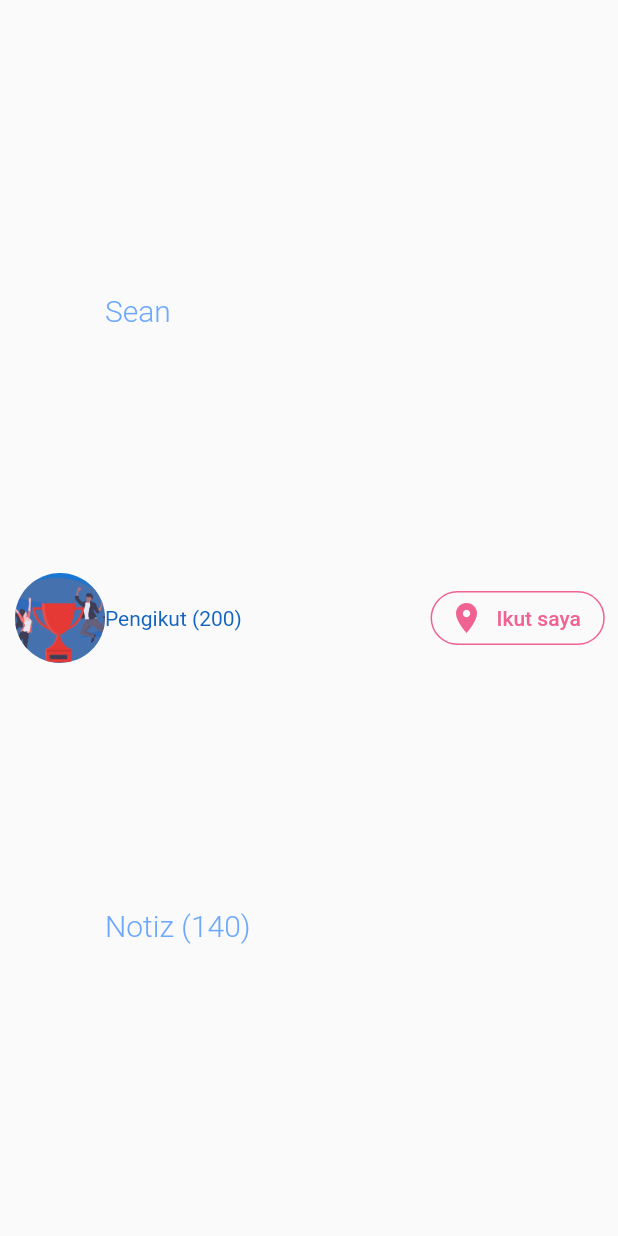
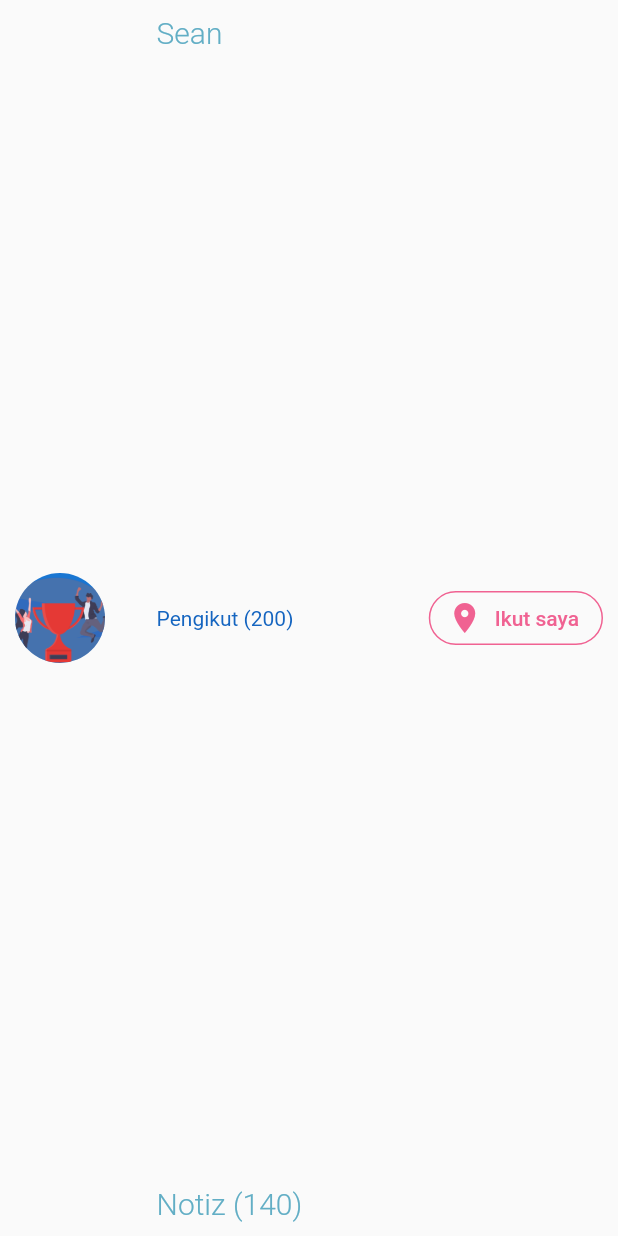
Before and after one commit to FaaizParacha/srk_project, a Flutter app: what containerEleements() shows on an empty page, opened directly, on a phone screen of 412 x 824 dp. Run offline on Flutter 3.47's test engine with Material 2 defaults, Android fonts, the phone set to English and light mode, and no system bars; our stand-ins replace chewie, persistent_bottom_nav_bar, video_player; missing offline and left inert: responsive_container.

Commit message:
color changes

```diff
--- a/lib/constants.dart
+++ b/lib/constants.dart
@@ -1,7 +1,7 @@
 
 
 import 'package:flutter/cupertino.dart';
-Color appColor = Color(0xD75199FF);
+Color appColor = Color(0xFF62AEC5);
 final Color color = Color.fromARGB(255, 255 ,255, 255);
 final TextStyle Appbarstyle = TextStyle(
   color: color,
--- a/lib/containerElements.dart
+++ b/lib/containerElements.dart
@@ -1,7 +1,6 @@
 import 'package:flutter/cupertino.dart';
 import 'package:flutter/material.dart';
 import 'package:srkproject/constants.dart';
-
 class containerEleements extends StatelessWidget {
   containerEleements({this.label1,this.label3});
 
@@ -18,9 +17,11 @@ class containerEleements extends StatelessWidget {
             radius: 30.0,
             backgroundImage: AssetImage("assets/design.png"),
           ),
-          Column(
-            mainAxisAlignment: MainAxisAlignment.spaceEvenly,
-            crossAxisAlignment: CrossAxisAlignment.baseline,
+          Padding(
+            padding: EdgeInsets.only(right: 50.0),
+            child: Column(
+              mainAxisAlignment: MainAxisAlignment.spaceBetween,
+              crossAxisAlignment: CrossAxisAlignment.start,
               textBaseline: TextBaseline.alphabetic,
               children: <Widget>[
                 Text(label1,style: TextStyle(
@@ -38,7 +39,7 @@ class containerEleements extends StatelessWidget {
                 ),),
               ],
             ),
-         SizedBox(width: 120.0,),
+          ),
           OutlineButton.icon(onPressed: (){},
               shape: RoundedRectangleBorder(
                   borderRadius: BorderRadius.circular(20.0)
@@ -49,7 +50,8 @@ class containerEleements extends StatelessWidget {
               icon: Icon(Icons.location_on,color: Colors.pink.shade300),
               label: Text("Ikut saya",style: TextStyle(
                   color: Colors.pink.shade300
-             ),))
+              ),)),
+
         ],
       ),
     );
--- a/pubspec.yaml
+++ b/pubspec.yaml
@@ -27,6 +27,7 @@ dependencies:
   responsive_container: ^0.0.1
   persistent_bottom_nav_bar: ^1.2.1
   chewie: ^0.9.10
+  responsive_widgets: ^2.0.1
 dev_dependencies:
   flutter_test:
     sdk: flutter
```
Also changed, not shown: pubspec.lock, 1 other file. Lines whose indentation alone changed are shown as unchanged.
